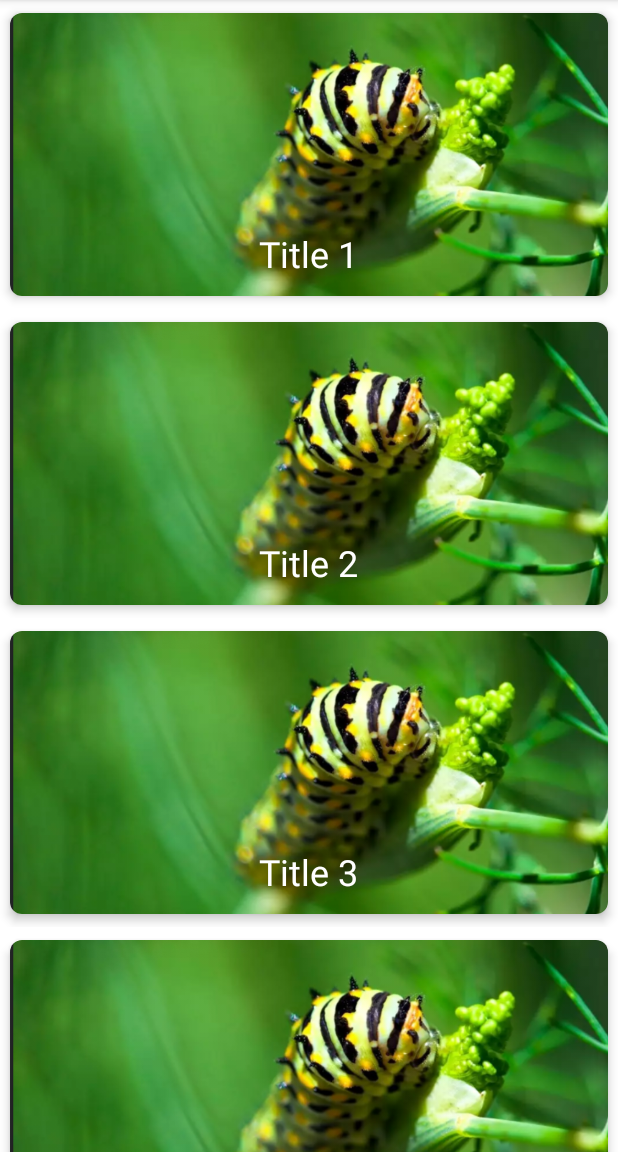
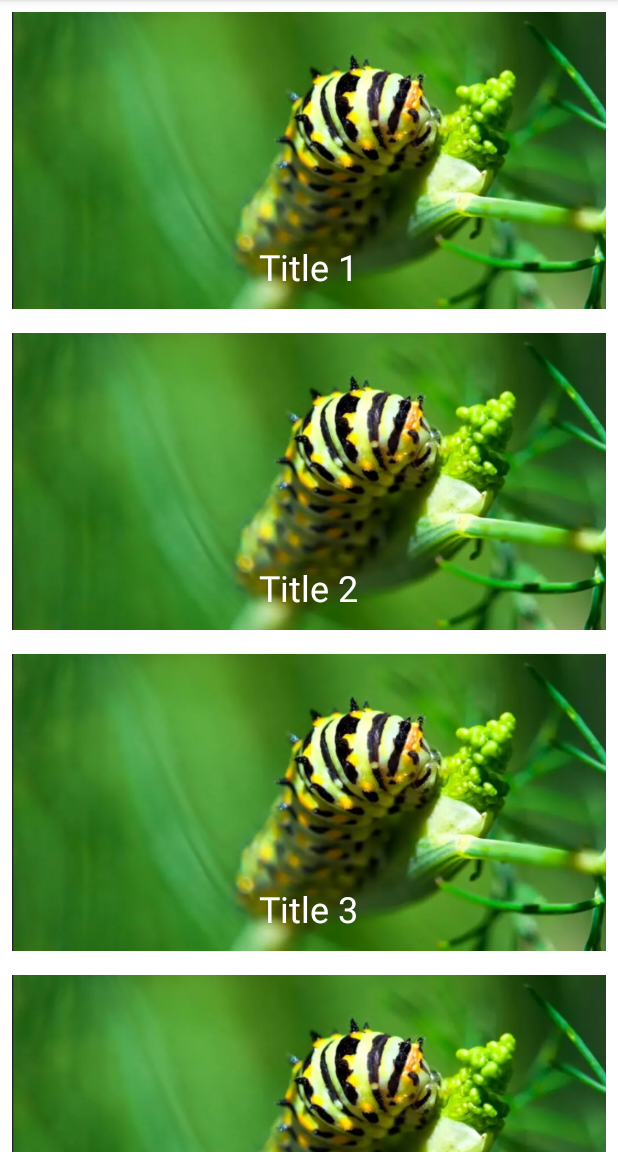
Before and after one commit to yusufonderd/BlurViewExample, an Android app: the screen it shows after launch (MainActivity), on a phone screen of 412 x 824 dp, the part 84-1236 px from its top. Run offline under Robolectric (Android 15) with nearby library versions, the phone set to English and light mode, and no system bars; libraries missing offline, so code that uses them is left out: eightbitlab.com.blurview; plain views replace BlurView; 1 statement that could not run was skipped.

Commit message:
optimized recyclerview scroll performance

```diff
--- a/app/src/main/java/com/yonder/blurrecyclerview/adapter/PhotoItemViewHolder.kt
+++ b/app/src/main/java/com/yonder/blurrecyclerview/adapter/PhotoItemViewHolder.kt
@@ -15,7 +15,7 @@ class PhotoItemViewHolder(v: View) : RecyclerView.ViewHolder(v) {
 
     var tvTitle : TextView = v.findViewById(R.id.tvTitle)
     var blurView : BlurView = v.findViewById(R.id.blurView)
-    var clRoot : ConstraintLayout = v.findViewById(R.id.clRoot)
+    var blurViewRoot : ConstraintLayout = v.findViewById(R.id.blurViewRoot)
 
     fun bind(title : String){
         tvTitle.text = title
--- a/app/src/main/java/com/yonder/blurrecyclerview/adapter/PhotosRecyclerViewAdapter.kt
+++ b/app/src/main/java/com/yonder/blurrecyclerview/adapter/PhotosRecyclerViewAdapter.kt
@@ -29,7 +29,7 @@ class PhotosRecyclerViewAdapter(private val titles: List<String>) :
                 // setup blur view
                 // if you don't setup it doesn't work
                 setupWith(parent)
-                    .setBlurAlgorithm(RenderScriptBlur(viewHolder.clRoot.context))
+                    .setBlurAlgorithm(RenderScriptBlur(viewHolder.blurViewRoot.context))
                     .setBlurRadius(BLUR_RADIUS)
                     .setHasFixedTransformationMatrix(false)
             }
--- a/app/src/main/res/layout/item_photo.xml
+++ b/app/src/main/res/layout/item_photo.xml
@@ -2,43 +2,34 @@
 <androidx.constraintlayout.widget.ConstraintLayout xmlns:android="http://schemas.android.com/apk/res/android"
   xmlns:app="http://schemas.android.com/apk/res-auto"
   xmlns:tools="http://schemas.android.com/tools"
-  android:id="@+id/clRoot"
+  android:id="@+id/blurViewRoot"
   android:layout_width="match_parent"
-  android:layout_height="wrap_content">
+  android:layout_height="wrap_content"
+  android:padding="8dp"
+  app:elevation="@dimen/item_photo_card_view_elevation">
 
-  <androidx.cardview.widget.CardView
-    android:layout_width="wrap_content"
+  <ImageView
+    android:id="@+id/ivBackground"
+    android:layout_width="match_parent"
     android:layout_height="0dp"
-    app:cardCornerRadius="@dimen/item_photo_card_view_corner_radius"
-    app:cardElevation="@dimen/item_photo_card_view_elevation"
-    app:cardUseCompatPadding="true"
+    android:scaleType="centerCrop"
     app:layout_constraintBottom_toBottomOf="parent"
     app:layout_constraintDimensionRatio="H,10:5"
     app:layout_constraintEnd_toEndOf="parent"
     app:layout_constraintStart_toStartOf="parent"
-    app:layout_constraintTop_toTopOf="parent">
-
-    <androidx.constraintlayout.widget.ConstraintLayout
-      android:layout_width="match_parent"
-      android:layout_height="wrap_content">
-
-
-      <ImageView
-        android:id="@+id/ivBackground"
-        android:layout_width="match_parent"
-        android:layout_height="match_parent"
-        android:scaleType="centerCrop"
+    app:layout_constraintTop_toTopOf="parent"
     app:srcCompat="@drawable/img_item_background" />
 
   <eightbitlab.com.blurview.BlurView
     android:id="@+id/blurView"
     android:layout_width="0dp"
     android:layout_height="@dimen/item_photo_blur_view_height"
+    android:layout_gravity="bottom"
     android:layout_marginHorizontal="@dimen/item_photo_blur_view_margin_horizontal"
     android:layout_marginBottom="@dimen/item_photo_blur_view_margin_bottom"
     android:background="@drawable/bg_blur_item_photo"
     app:blurOverlayColor="@color/blur_overlay"
-        app:layout_constraintBottom_toBottomOf="parent"
+    app:layout_constraintBottom_toBottomOf="@id/ivBackground"
     app:layout_constraintEnd_toEndOf="parent"
     app:layout_constraintStart_toStartOf="parent">
 
@@ -48,13 +39,9 @@
       android:layout_height="wrap_content"
       android:layout_gravity="center"
       android:textAppearance="@style/TextAppearance.AppCompat.Headline"
-          android:textColor="@color/white" />
+      android:textColor="@color/white"
+      tools:text="Title" />
 
   </eightbitlab.com.blurview.BlurView>
 
-
 </androidx.constraintlayout.widget.ConstraintLayout>
-
-  </androidx.cardview.widget.CardView>
-
-</androidx.constraintlayout.widget.ConstraintLayout>
```
Lines whose indentation alone changed are shown as unchanged.
